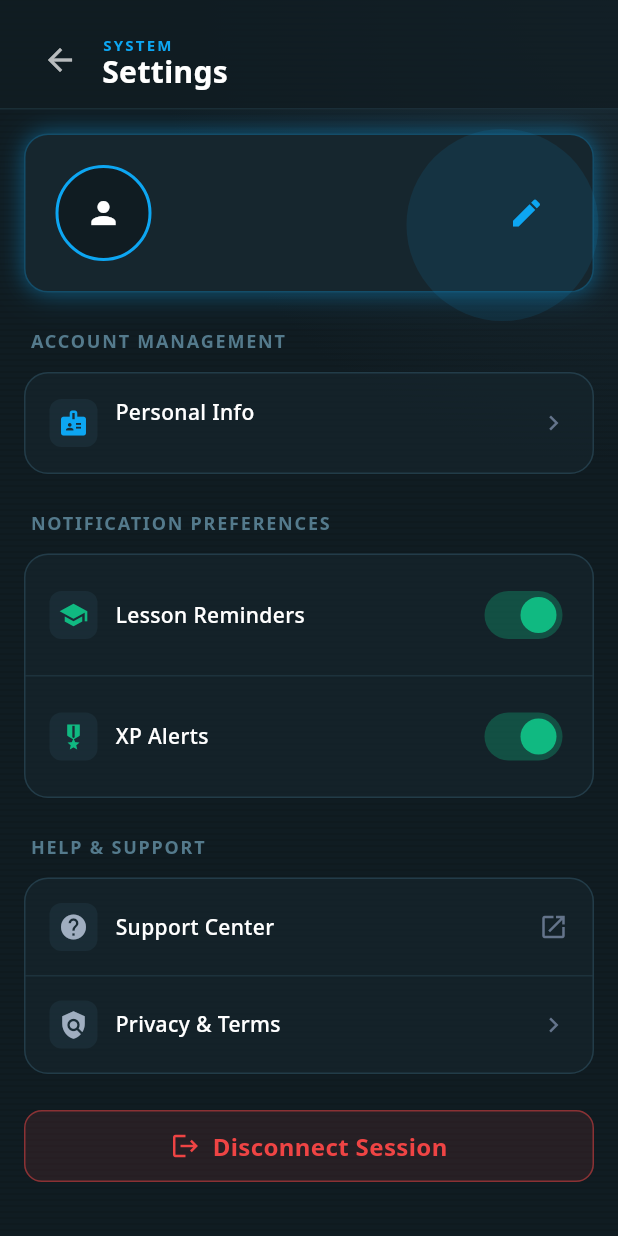
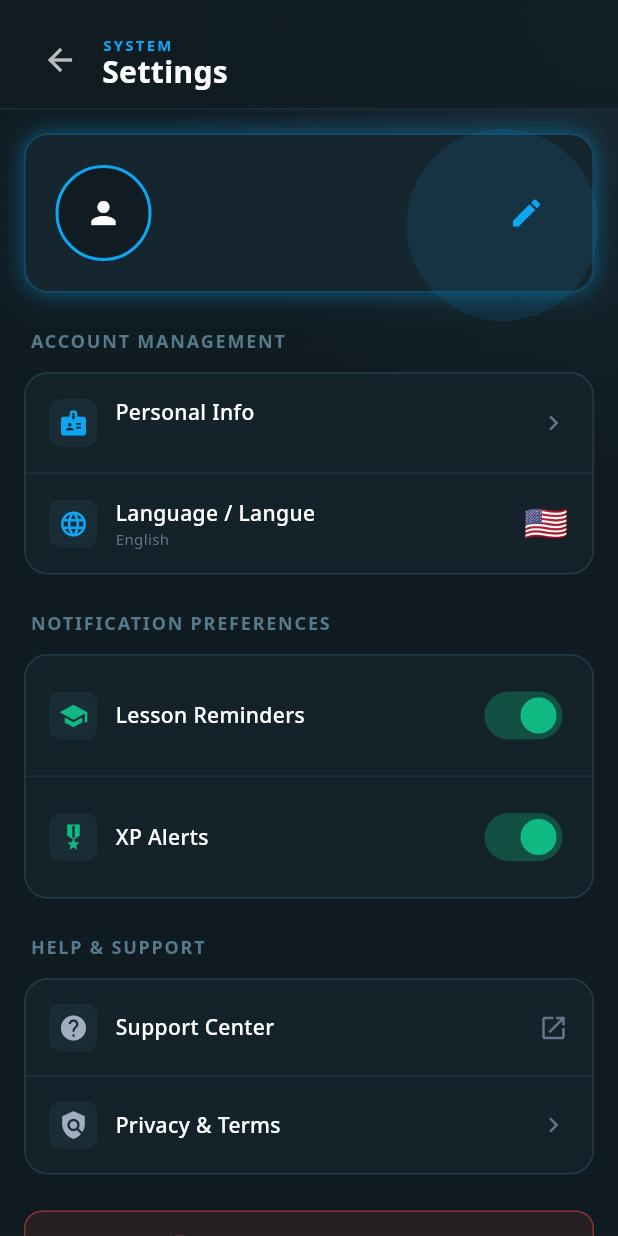
Before and after one commit to chrisnaudmorgane/Trade-Quest, a Flutter app: the LessonEngineScreen screen opened by its route, after a tap on "Return to Base", after a tap on the "person" icon, after a tap on the "settings" icon, on a phone screen of 412 x 824 dp. Run offline on Flutter 3.47's test engine with Material 3 defaults, Android fonts, the phone set to English and light mode, and no system bars; our stand-ins replace flutter_animate, flutter_riverpod, flutter_svg, freezed_annotation, go_router, google_fonts and 6 more; accounts and stored records are empty; generated files the repository leaves out were written again; network calls fail.

Commit message:
feat: Implement financial solver with profile calibration, new Supabase service, app router, dashboard home, and onboarding profile screens.

```diff
--- a/lib/core/router/app_router.dart
+++ b/lib/core/router/app_router.dart
@@ -2,6 +2,8 @@ import 'package:go_router/go_router.dart';
 import 'package:flutter/material.dart';
 import '../../features/auth/presentation/login_screen.dart';
 import '../../features/auth/presentation/welcome_screen.dart';
+import '../../features/onboarding/presentation/onboarding_profile_screen.dart';
+import '../../features/solver/presentation/solver_screen.dart';
 import '../../features/dashboard/presentation/home_screen.dart';
 import '../../features/lesson/presentation/lesson_engine_screen.dart';
 import '../../features/dashboard/presentation/dashboard_shell.dart';
@@ -59,6 +61,10 @@ final appRouter = GoRouter(
       ],
     ),
     GoRoute(
+      path: '/onboarding',
+      builder: (context, state) => const OnboardingProfileScreen(),
+    ),
+    GoRoute(
       path: '/lesson',
       builder: (context, state) {
          final topic = state.uri.queryParameters['topic'];
@@ -70,6 +76,10 @@ final appRouter = GoRouter(
     GoRoute(
       path: '/settings',
       builder: (context, state) => const SettingsScreen(),
+    ),
+    GoRoute(
+      path: '/solver',
+      builder: (context, state) => const SolverScreen(),
     ),
   ],
 );
--- a/lib/features/dashboard/presentation/home_screen.dart
+++ b/lib/features/dashboard/presentation/home_screen.dart
@@ -43,6 +43,11 @@ class _HomeScreenState extends State<HomeScreen> {
           _profile = profile;
           _completedQuestIds = completedIds;
         });
+
+        // Progressive Profiling: Check if Onboarding (Knowledge Level) is missing
+        if (profile != null && profile['knowledge_level'] == null) {
+          context.go('/onboarding');
+        }
       }
     }
   }
@@ -318,32 +323,24 @@ class _HomeScreenState extends State<HomeScreen> {
                             ),
                           ),
                           const SizedBox(height: 4),
-                          Row(
-                            children: [
-                              Container(
-                                width: 8,
-                                height: 8,
-                                decoration: const BoxDecoration(
-                                  color: AppColors.neonGreen,
-                                  shape: BoxShape.circle,
-                                ),
-                              ).animate(onPlay: (c) => c.repeat(reverse: true)).fade(duration: 1000.ms),
-                              const SizedBox(width: 8),
-                              Text(
-                                l10n.systemOnline,
-                                style: Theme.of(context).textTheme.bodySmall?.copyWith(
-                                  color: AppColors.textSecondary,
-                                  fontWeight: FontWeight.bold,
-                                  letterSpacing: 1.0,
-                                ),
-                              ),
-                            ],
-                          ),
                         ],
                       ),
                     ),
 
-                      // User Avatar & Level
+                    GestureDetector(
+                      onTap: () => context.push('/solver'),
+                      child: Container(
+                        margin: const EdgeInsets.only(right: 12),
+                        padding: const EdgeInsets.all(8),
+                        decoration: BoxDecoration(
+                          color: AppColors.neonBlue.withOpacity(0.1),
+                          borderRadius: BorderRadius.circular(12),
+                          border: Border.all(color: AppColors.neonBlue.withOpacity(0.3)),
+                        ),
+                        child: const Icon(Icons.calculate, color: AppColors.neonBlue, size: 24),
+                      ),
+                    ),
+
                       GestureDetector(
                         onTap: () => context.go('/profile'),
                         child: Container(
@@ -394,47 +391,6 @@ class _HomeScreenState extends State<HomeScreen> {
                   ),
                 ),
 
-                // 2. Search Bar
-                Padding(
-                  padding: const EdgeInsets.symmetric(horizontal: 24.0, vertical: 8.0),
-                  child: Container(
-                    decoration: BoxDecoration(
-                      color: Colors.white.withOpacity(0.05),
-                      borderRadius: BorderRadius.circular(20),
-                      border: Border.all(color: Colors.white.withOpacity(0.1)),
-                      boxShadow: [
-                        BoxShadow(
-                          color: Colors.black.withOpacity(0.2),
-                          blurRadius: 15,
-                        )
-                      ],
-                    ),
-                    child: TextField(
-                      style: const TextStyle(color: Colors.white),
-                      decoration: InputDecoration(
-                        hintText: l10n.searchPlaceholder,
-                        hintStyle: TextStyle(color: AppColors.textSecondary),
-                        prefixIcon: Icon(Icons.search, color: AppColors.textSecondary),
-                        suffixIcon: Padding(
-                          padding: const EdgeInsets.all(8.0),
-                          child: Container(
-                            width: 32,
-                            height: 32,
-                            decoration: BoxDecoration(
-                              color: Colors.transparent,
-                              borderRadius: BorderRadius.circular(8),
-                            ),
-                            child: Icon(Icons.tune, size: 20, color: AppColors.textSecondary),
-                          ),
-                        ),
-                        border: InputBorder.none,
-                        contentPadding: const EdgeInsets.symmetric(vertical: 16),
-                      ),
-                    ),
-                  ),
-                ),
-
-                // 3. Filter Chips
                 SizedBox(
                   height: 60,
                   child: ListView(
--- a/lib/features/settings/presentation/settings_screen.dart
+++ b/lib/features/settings/presentation/settings_screen.dart
@@ -3,6 +3,7 @@ import 'package:flutter_riverpod/flutter_riverpod.dart';
 import 'package:go_router/go_router.dart';
 import 'package:trade_quest/core/theme/app_colors.dart';
 import '../../../../core/services/supabase_service.dart';
+import '../../../../core/providers/locale_provider.dart';
 import 'package:url_launcher/url_launcher.dart';
 
 
@@ -147,6 +148,18 @@ class _SettingsScreenState extends ConsumerState<SettingsScreen> {
                             title: 'Personal Info',
                             subtitle: email,
                             onTap: () {},
+                          ),
+                          _buildSettingsTile(
+                            icon: Icons.language,
+                            title: 'Language / Langue',
+                            subtitle: Localizations.localeOf(context).languageCode == 'en' ? 'English' : 'Français',
+                            trailing: Text(
+                              Localizations.localeOf(context).languageCode == 'en' ? '🇺🇸' : '🇫🇷',
+                              style: const TextStyle(fontSize: 24),
+                            ),
+                            onTap: () {
+                              ref.read(localeProvider.notifier).toggleLocale();
+                            },
                           ),
                         ]),
                         const SizedBox(height: 24),
--- a/lib/l10n/app_en.arb
+++ b/lib/l10n/app_en.arb
@@ -14,7 +14,6 @@
   "alreadyAgent": "Already an agent? Log in",
   "missionControl": "Mission Control",
   "selectMission": "Select Mission",
-  "systemOnline": "SYSTEM ONLINE",
   "searchPlaceholder": "Search topics, keywords...",
   "level": "Lvl",
   "locked": "LOCKED"
--- a/lib/l10n/app_fr.arb
+++ b/lib/l10n/app_fr.arb
@@ -14,7 +14,6 @@
   "alreadyAgent": "Déjà agent ? Connexion",
   "missionControl": "Contrôle de Mission",
   "selectMission": "Choisir une Mission",
-  "systemOnline": "SYSTÈME EN LIGNE",
   "searchPlaceholder": "Rechercher sujets, mots-clés...",
   "level": "Niv",
   "locked": "VERROUILLÉ"
--- a/lib/l10n/app_localizations.dart
+++ b/lib/l10n/app_localizations.dart
@@ -182,12 +182,6 @@ abstract class AppLocalizations {
   /// **'Select Mission'**
   String get selectMission;
 
-  /// No description provided for @systemOnline.
-  ///
-  /// In en, this message translates to:
-  /// **'SYSTEM ONLINE'**
-  String get systemOnline;
-
   /// No description provided for @searchPlaceholder.
   ///
   /// In en, this message translates to:
--- a/lib/l10n/app_localizations_en.dart
+++ b/lib/l10n/app_localizations_en.dart
@@ -52,9 +52,6 @@ class AppLocalizationsEn extends AppLocalizations {
   String get selectMission => 'Select Mission';
 
   @override
-  String get systemOnline => 'SYSTEM ONLINE';
-
-  @override
   String get searchPlaceholder => 'Search topics, keywords...';
 
   @override
--- a/lib/l10n/app_localizations_fr.dart
+++ b/lib/l10n/app_localizations_fr.dart
@@ -52,9 +52,6 @@ class AppLocalizationsFr extends AppLocalizations {
   String get selectMission => 'Choisir une Mission';
 
   @override
-  String get systemOnline => 'SYSTÈME EN LIGNE';
-
-  @override
   String get searchPlaceholder => 'Rechercher sujets, mots-clés...';
 
   @override
--- a/lib/main.dart
+++ b/lib/main.dart
@@ -7,6 +7,7 @@ import 'core/theme/app_theme.dart';
 import 'core/router/app_router.dart';
 import 'core/services/supabase_service.dart';
 import 'core/services/gemini_service.dart';
+import 'core/providers/locale_provider.dart';
 
 void main() async {
   WidgetsFlutterBinding.ensureInitialized();
@@ -24,11 +25,13 @@ void main() async {
   runApp(const ProviderScope(child: TradeQuestApp()));
 }
 
-class TradeQuestApp extends StatelessWidget {
+class TradeQuestApp extends ConsumerWidget {
   const TradeQuestApp({super.key});
 
   @override
-  Widget build(BuildContext context) {
+  Widget build(BuildContext context, WidgetRef ref) {
+    final locale = ref.watch(localeProvider);
+
     return MaterialApp.router(
       title: 'Trade Quest',
       theme: AppTheme.darkTheme,
@@ -44,6 +47,7 @@ class TradeQuestApp extends StatelessWidget {
         Locale('en'), // English
         Locale('fr'), // French
       ],
+      locale: locale,
     );
   }
 }
```
Also changed, not shown: lib/core/providers/locale_provider.dart (added, +38 -0 lines), lib/core/services/supabase_service.dart (+14 -0 lines), lib/features/onboarding/presentation/onboarding_profile_screen.dart (added, +243 -0 lines), lib/features/solver/presentation/solver_screen.dart (added, +279 -0 lines), lib/core/providers/locale_provider.g.dart (added), lib/l10n/generated/app_localizations.dart, lib/l10n/generated/app_localizations_en.dart, lib/l10n/generated/app_localizations_fr.dart.
